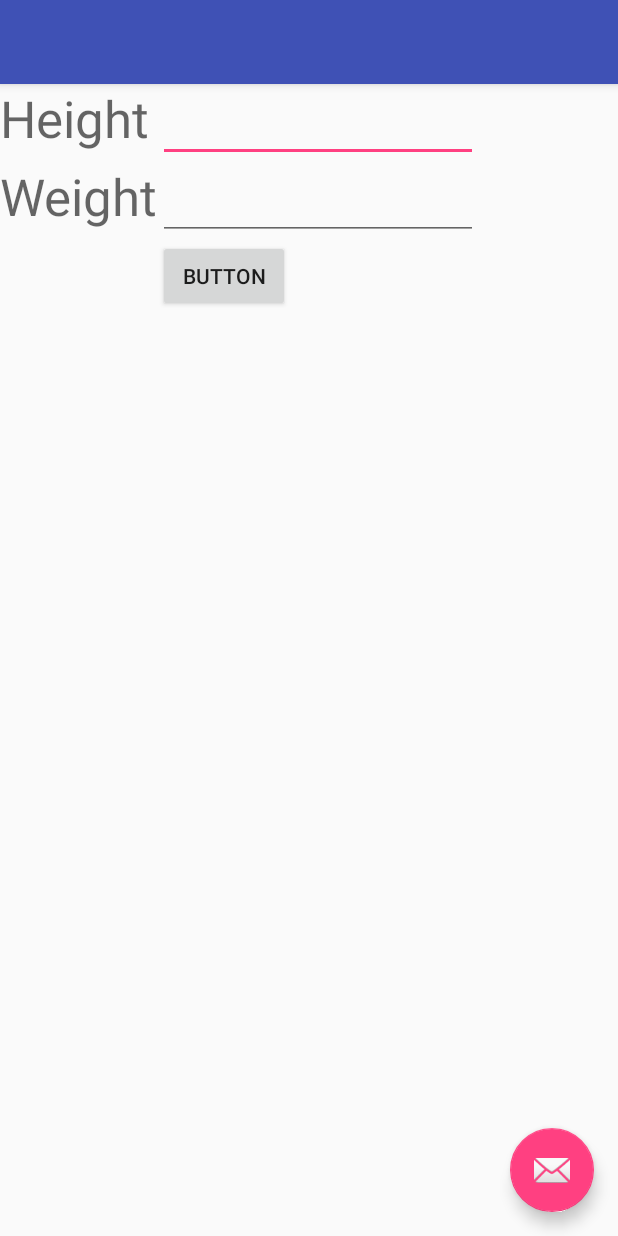
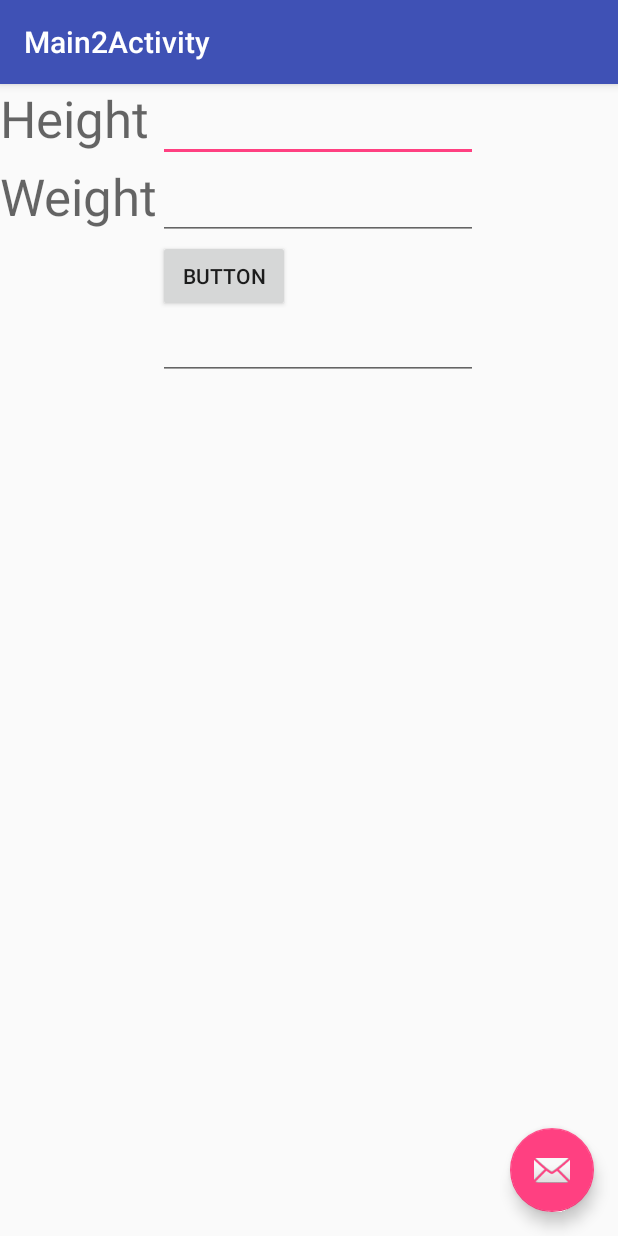
Before and after one commit to Navjot141/NavjotProjects, an Android app: the screen it shows after launch (Main2Activity), after a tap on "SUBMIT", on a phone screen of 412 x 824 dp. Run offline under Robolectric (Android 15) with nearby library versions, the phone set to English and light mode, and no system bars; 1 other tap on this screen came first.

Commit message:
BMI 2NDCLASS
COMMIT

```diff
--- /dev/null
+++ b/bmi/app/src/main/java/com/example/navjot/bmi/InClassDatabaseHelper.java
@@ -0,0 +1,41 @@
+package com.example.navjot.bmi;
+import android.content.ContentValues;
+import android.database.sqlite.SQLiteDatabase;
+import android.database.sqlite.SQLiteOpenHelper;
+import android.content.Context;
+import android.widget.EditText;
+
+import java.util.Date;
+
+/**
+ * Created by navjot on 2/3/2018.
+ */
+class InClassDatabaseHelper extends SQLiteOpenHelper {
+    private static final String DB_NAME = "inclass"; // name of the DB
+    private static final int DB_VERSION = 1; // version of the DB
+    public static final String TABLE_NAME = "PERSON"; // name of the Table
+    public InClassDatabaseHelper(Context context){
+        super(context,DB_NAME,null, DB_VERSION); // null is for cursors
+    }
+    @Override
+    public void onCreate(SQLiteDatabase db){
+        db.execSQL("CREATE TABLE "+TABLE_NAME+"("
+                +"_id INTEGER PRIMARY KEY AUTOINCREMENT,"
+                +"NAME TEXT,"
+                +"PASSWORD TEXT,"
+                +"HEALTH_CARD_NUMB TEXT,"
+                +"DATE INTEGER);");
+        Date today = new Date();
+        ContentValues personValues =new ContentValues();
+        personValues.put("NAME","NAVJOT");
+        personValues.put("PASSWORD","secret");
+        personValues.put("HEALTH_CARD_NUMB","12345678");
+        personValues.put("DATE",today.getTime());
+        db.insert(TABLE_NAME,null,personValues);
+
+
+    }
+    @Override
+    public void onUpgrade(SQLiteDatabase db, int oldVersion, int newVersion) {
+    }
+}
--- a/bmi/app/src/main/java/com/example/navjot/bmi/Main2Activity.java
+++ b/bmi/app/src/main/java/com/example/navjot/bmi/Main2Activity.java
@@ -1,5 +1,9 @@
 package com.example.navjot.bmi;
 
+import android.content.ContentValues;
+import android.content.Intent;
+import android.database.Cursor;
+import android.database.sqlite.SQLiteDatabase;
 import android.os.Bundle;
 import android.support.design.widget.FloatingActionButton;
 import android.support.design.widget.Snackbar;
@@ -7,31 +11,44 @@ import android.support.v7.app.AppCompatActivity;
 import android.support.v7.widget.Toolbar;
 import android.view.View;
 import android.widget.EditText;
+import java.util.Date;
+public class Main2Activity extends AppCompatActivity {
 
-public class Main2Activity extends AppCompatActivity {
-    EditText Height;
-    EditText Weight;
-    double BMI;
     @Override
     protected void onCreate(Bundle savedInstanceState) {
         super.onCreate(savedInstanceState);
         setContentView(R.layout.activity_main2);
+        Toolbar toolbar = (Toolbar) findViewById(R.id.toolbar);
+        setSupportActionBar(toolbar);
 
 
-        if (getSupportActionBar() != null) {
-            getSupportActionBar().setDisplayHomeAsUpEnabled(true);
-            getSupportActionBar().setDisplayHomeAsUpEnabled(true);
-        }
-
-//Connecting attributes from design XML to variable
-        Height = findViewById(R.id.editText1);
-        Weight = findViewById(R.id.editText7);
-    }
-            public void calc(View view) {
-                double heightValue = Double.parseDouble(Height.getText().toString());
-                double WeightValue = Double.parseDouble(Weight.getText().toString());
-                BMI = WeightValue / Math.pow(heightValue, 2);
+        //if (getSupportActionBar() != null) {
+        //  getSupportActionBar().setDisplayHomeAsUpEnabled(true);
+        //  getSupportActionBar().setDisplayHomeAsUpEnabled(true);
+        //}
 
 
-            }
+
+
+    }
+
+    public void calcButton (View v)
+    {
+        //Connecting attributes from design XML to variable
+        EditText Height = (EditText) findViewById(R.id.editText1);
+        String value = Height.getText().toString();
+        if (value != "") {
+            Double HeightAsInt = Double.parseDouble(value);
+            EditText Weight = (EditText) findViewById(R.id.editText7);
+            String value1 = Weight.getText().toString();
+            Double WeightAsInt = Double.parseDouble(value1);
+            Double calc = (HeightAsInt / (WeightAsInt * WeightAsInt));
+            EditText result = (EditText) findViewById(R.id.editText);
+            result.setText(Double.toString(calc));
         }
+    }
+
+    public void foo() {
+
+    }
+}
--- a/bmi/app/src/main/java/com/example/navjot/bmi/MainActivity.java
+++ b/bmi/app/src/main/java/com/example/navjot/bmi/MainActivity.java
@@ -1,6 +1,8 @@
 package com.example.navjot.bmi;
 
 import android.content.Intent;
+import android.database.Cursor;
+import android.database.sqlite.SQLiteDatabase;
 import android.os.Bundle;
 import android.support.design.widget.FloatingActionButton;
 import android.support.design.widget.Snackbar;
@@ -9,6 +11,7 @@ import android.support.v7.widget.Toolbar;
 import android.view.View;
 import android.view.Menu;
 import android.view.MenuItem;
+import android.widget.EditText;
 
 public class MainActivity extends AppCompatActivity {
 
@@ -27,6 +30,29 @@ public class MainActivity extends AppCompatActivity {
                         .setAction("Action", null).show();
             }
         });
+
+        InClassDatabaseHelper helper = new InClassDatabaseHelper(this);
+        SQLiteDatabase db = helper.getWritableDatabase();
+// run a query
+        Cursor cursor = db.query(InClassDatabaseHelper.TABLE_NAME,new String[]
+                        {"NAME","PASSWORD","DATE", "HEALTH_CARD_NUMB"},
+                null,null,null,null,null); //
+        if (cursor.moveToFirst()){
+            String name = cursor.getString(0);
+            EditText editName = (EditText) findViewById(R.id.editText8);
+            editName.setText(name);
+            String password = cursor.getString(1);
+            EditText editPassword =(EditText) findViewById(R.id.editText12);
+            editPassword.setText(password);
+            String date = cursor.getString(2);
+            EditText editDate =(EditText) findViewById(R.id.editText9);
+            editDate.setText(date);
+            String Health = cursor.getString(3);
+            EditText editHealth =(EditText) findViewById(R.id.editText10);
+            editHealth.setText(Health);
+        }
+        cursor.close(); // cleanup
+        db.close(); // cleanup
     }
 
     @Override
--- a/bmi/app/src/main/res/layout/content_main2.xml
+++ b/bmi/app/src/main/res/layout/content_main2.xml
@@ -52,7 +52,17 @@
             android:layout_height="wrap_content"
             android:layout_column="1"
             android:layout_row="2"
+            android:onClick="calcButton"
             android:text="Button" />
+
+        <EditText
+            android:id="@+id/editText"
+            android:layout_width="wrap_content"
+            android:layout_height="wrap_content"
+            android:layout_column="1"
+            android:layout_row="3"
+            android:ems="10"
+            android:inputType="textPersonName" />
 
     </GridLayout>
 </android.support.design.widget.CoordinatorLayout>
```
